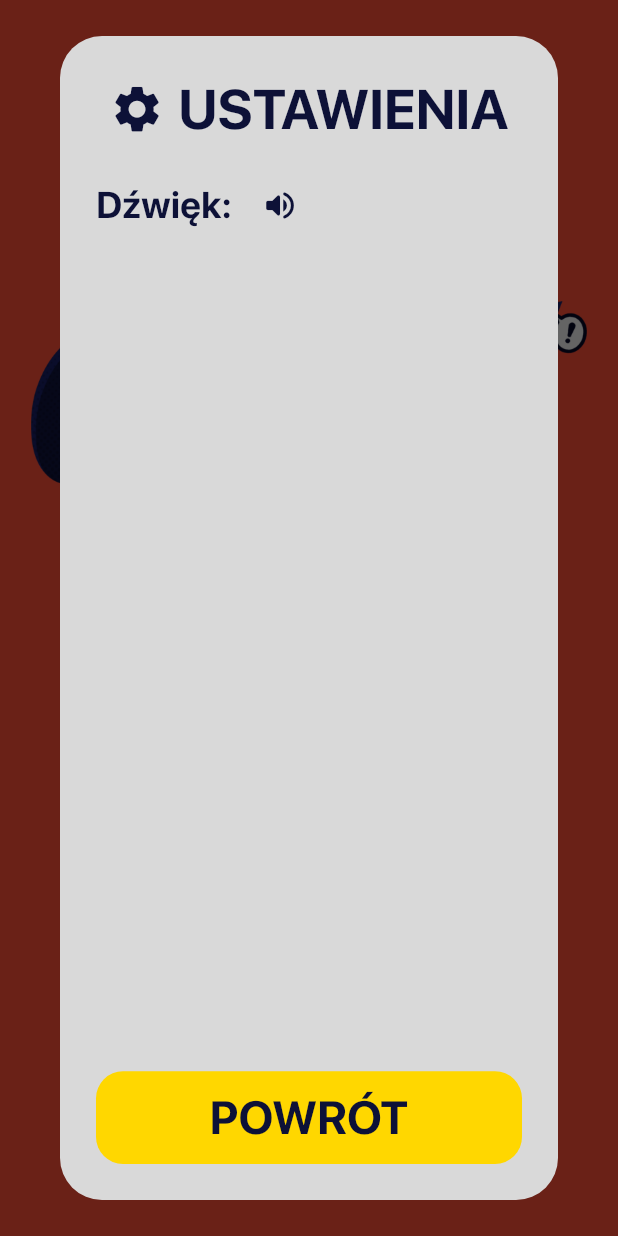
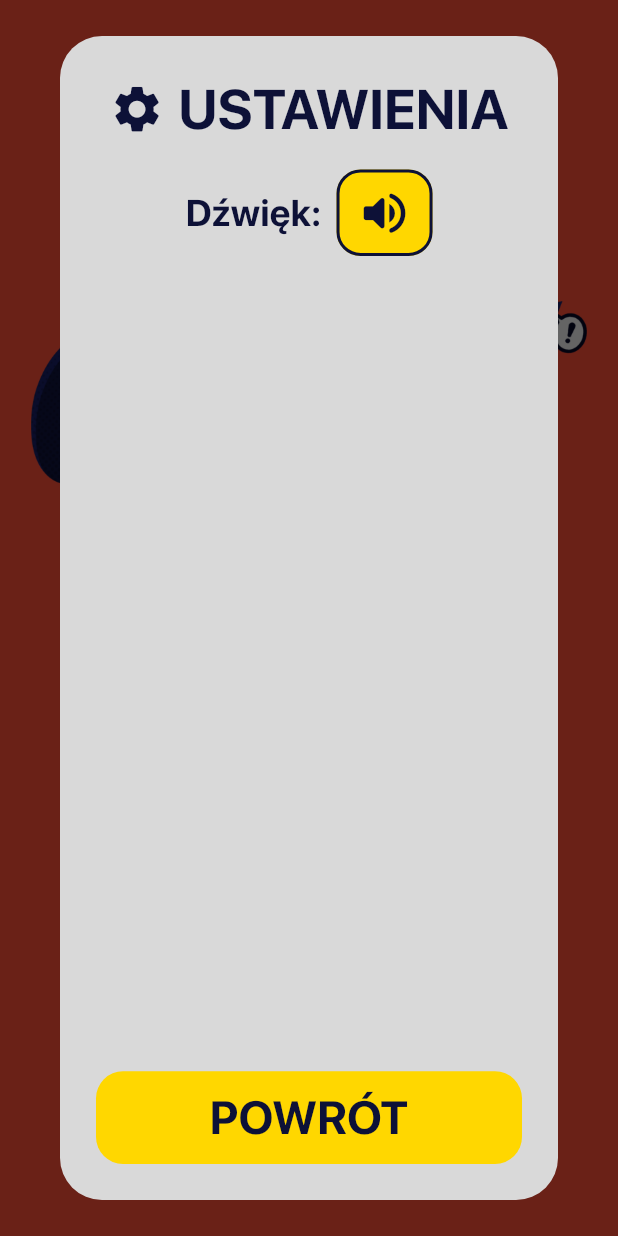
Before and after one commit to AlexanderRavenscroft/talk_but_carefully_app, a Flutter app: the screen it shows after launch, after a tap on "USTAWIENIA", on a phone screen of 412 x 824 dp. Run offline on Flutter 3.47's test engine with Material 3 defaults, Android fonts, the phone set to English and light mode, and no system bars; our stand-ins replace audioplayers, flutter_svg.

Commit message:
Sound fix

```diff
--- a/lib/services/audio_service.dart
+++ b/lib/services/audio_service.dart
@@ -1,10 +1,17 @@
 import 'package:audioplayers/audioplayers.dart';
 import 'package:flutter/widgets.dart';
-
+import 'package:gadajaleostroznie/logic/globals.dart';
 class AudioService {
   final AudioPlayer _audioPlayer = AudioPlayer();
 
+
+  // Centralized method to play audio only if soundToggled is true
   Future<void> playSound(String filePath) async {
+    if (!soundToggled) {
+      debugPrint('Sound is toggled off, not playing: $filePath');
+      return; // Return early if sound is off
+    }
+
     WidgetsBinding.instance.addPostFrameCallback((_) async {
       debugPrint('Attempting to play: $filePath');
       await _audioPlayer.setReleaseMode(ReleaseMode.stop); // Ensure playback stops after sound ends
@@ -17,6 +24,7 @@ class AudioService {
 
 final AudioService audioService = AudioService();
 
+// Simplified functions without repeating the sound toggle check
 Future<void> playTapAudio() async {
   await audioService.playSound('sounds/button-press.mp3');
 }
--- a/lib/widgets/menu_widgets.dart
+++ b/lib/widgets/menu_widgets.dart
@@ -177,6 +177,8 @@ class SettingsDialogState extends State<SettingsDialog> {
           crossAxisAlignment: CrossAxisAlignment.center,
           children: [
             Row(
+              mainAxisAlignment: MainAxisAlignment.center,
+              spacing: 10,
               children: [
                 Text(
                 "Dźwięk:",
@@ -192,20 +194,26 @@ class SettingsDialogState extends State<SettingsDialog> {
                     });
                   },
                   style: ButtonStyle(
-                    maximumSize: WidgetStateProperty.all(Size(
-                      MediaQuery.of(context).size.width * 0.2,
-                      MediaQuery.of(context).size.height * 0.4,
+                    fixedSize: WidgetStateProperty.all(Size(
+                      MediaQuery.of(context).size.width * 0.04,
+                      MediaQuery.of(context).size.height * 0.07,
                     )),
-                    backgroundColor: WidgetStateProperty.all(AppColors.neutralColor),
+                    backgroundColor: WidgetStateProperty.all(AppColors.accentColor),
                     shape: WidgetStateProperty.all(
-                      RoundedRectangleBorder(borderRadius: BorderRadius.circular(18)),
+                      RoundedRectangleBorder(
+                        borderRadius: BorderRadius.circular(16),
+                        side: BorderSide(
+                          color: AppColors.textColor,
+                          width: 2,
+                        )
+                        ),
                     ),
                   ),
 
                   child: Icon(
                     soundToggled ? Icons.volume_up_rounded : Icons.volume_off,
                     color: AppColors.textColor,
-                    size: (MediaQuery.of(context).size.width + MediaQuery.of(context).size.height) * 0.02,
+                    size: (MediaQuery.of(context).size.width + MediaQuery.of(context).size.height) * 0.03,
                   ),
                 ),
               ],
```
Lines whose indentation alone changed are shown as unchanged.
